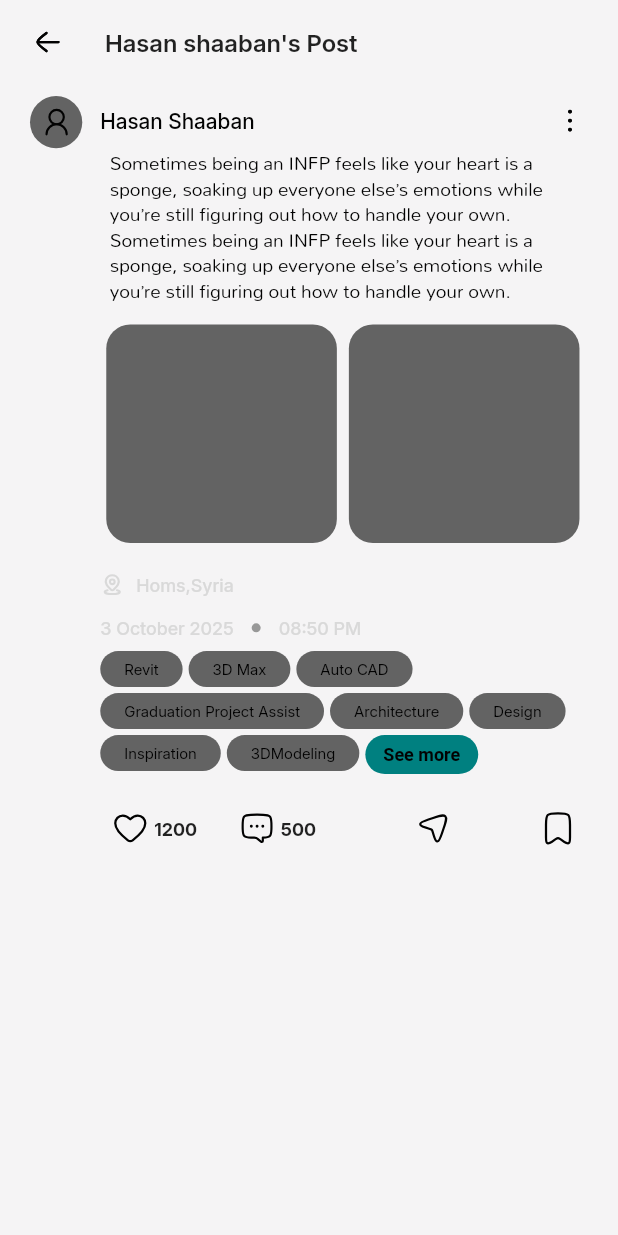
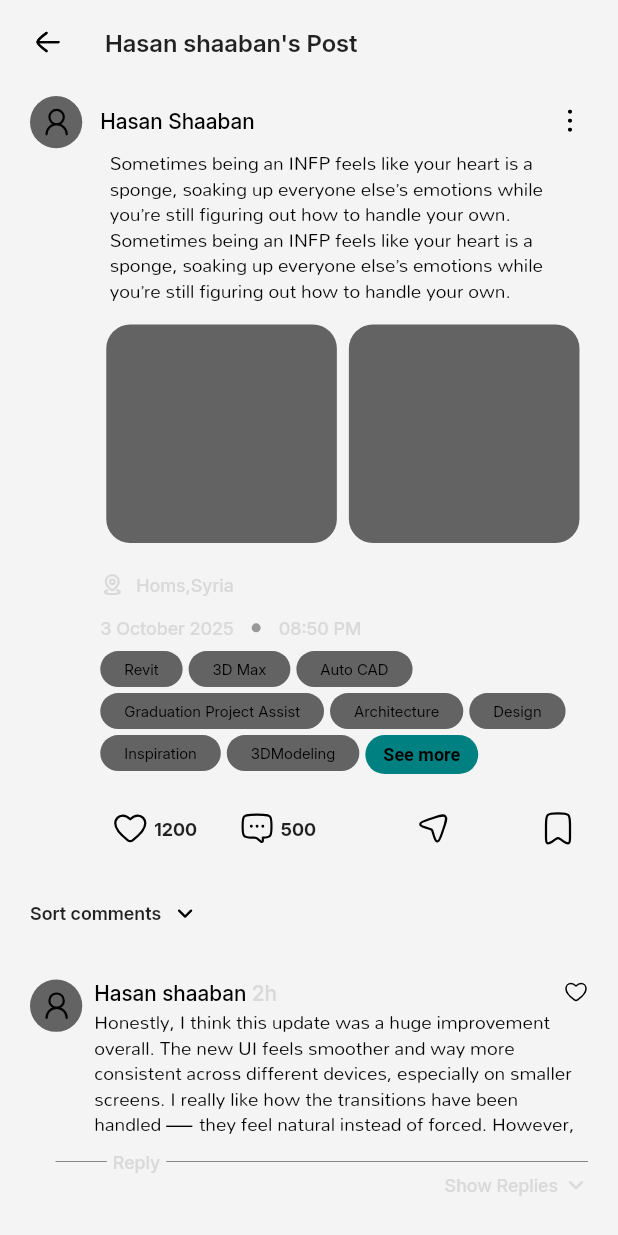
Before and after one commit to hasanShaaban/archilink, a Flutter app: the screen it shows after launch, after a tap on an icon or button, on a phone screen of 412 x 824 dp. Run offline on Flutter 3.47's test engine with Material 3 defaults, Android fonts, the phone set to English and light mode, and no system bars; our stand-ins replace flutter_svg, persistent_bottom_nav_bar.

Commit message:
working on comments

```diff
--- /dev/null
+++ b/lib/core/utils/temp.dart
@@ -0,0 +1,39 @@
+List commentsTree = [
+  {
+    "id": 1,
+    "user": "Hasan Shaaban",
+    "time": "2h",
+    "comment": "This is a comment",
+    "replies": [
+      {
+        "id": 2,
+        "user": "Malek Rustom",
+        "time": "2h",
+        "comment": "reply to Hasan Shaaban",
+        "replies": [
+          {
+            "id": 3,
+            "user": "Hasan Shaaban",
+            "time": "1h",
+            "comment": "reply to Malek Rustom",
+            "replies": [],
+          },
+        ],
+      },
+      {
+        "id": 4,
+        "user": "Yousef Ahmad",
+        "time": "1h",
+        "comment": "This is another comment",
+        "replies": [],
+      },
+    ],
+  },
+  {
+    "id": 5,
+    "user": "Ali khalil",
+    "time": "35m",
+    "comment": "This is a comment",
+    "replies": [],
+  },
+];
--- a/lib/features/post/presentation/view/post_details_view.dart
+++ b/lib/features/post/presentation/view/post_details_view.dart
@@ -1,9 +1,9 @@
-import 'package:archilink/core/utils/app_text_style.dart';
-import 'package:archilink/core/utils/assets.dart';
 import 'package:archilink/core/widgets/post.dart';
+import 'package:archilink/features/post/presentation/view/widget/comment.dart';
+import 'package:archilink/features/post/presentation/view/widget/post_details_app_bar.dart';
+import 'package:archilink/features/post/presentation/view/widget/sort_comments_buttons.dart';
 import 'package:archilink/generated/l10n.dart';
 import 'package:flutter/material.dart';
-import 'package:flutter_svg/svg.dart';
 
 class PostDetailsView extends StatelessWidget {
   const PostDetailsView({super.key});
@@ -24,30 +24,78 @@ class PostDetailsViewBody extends StatelessWidget {
     var lang = S.of(context);
     double width = MediaQuery.of(context).size.width;
     double height = MediaQuery.of(context).size.height;
-    return Column(
-      children: [
-        Padding(
-          padding: const EdgeInsets.only(top: 16, left: 20, right: 20, bottom: 16),
-          child: Row(
-            children: [
-              InkWell(
-                onTap: (){
-                  Navigator.pop(context);
-                },
-                radius: 24,
-                borderRadius: BorderRadius.circular(12),
-                child: SvgPicture.asset(Assets.assetsIconsBack, color: Theme.of(context).colorScheme.onSurface, width: 24,),
-              ),
-              SizedBox(width: 26),
-              Text('Hasan shaaban\'s ${lang.post}', style: AppTextStyle.interSemiBold16,)
-            ],
+    return CustomScrollView(
+      slivers: [
+        SliverToBoxAdapter(child: PostDetailsAppBar(lang: lang)),
+        SliverPadding(
+          padding: const EdgeInsets.symmetric(horizontal: 20),
+          sliver: SliverToBoxAdapter(
+            child: Post(
+              lang: lang,
+              width: width,
+              height: height,
+              withDetails: true,
+            ),
           ),
         ),
-        Padding(
-          padding: const EdgeInsets.symmetric(horizontal: 20),
-          child: Post(lang: lang, width: width, height: height, withDetails: true,),
-        )
+        SliverToBoxAdapter(
+          child: Divider(
+            height: 0,
+            thickness: 1,
+            color: Theme.of(context).colorScheme.secondary,
+          ),
+        ),
+        SliverPersistentHeader(
+          pinned: true,
+          delegate: _StickyHeaderDelegate(
+            height: 56,
+            child: Container(
+              color: Theme.of(context).scaffoldBackgroundColor,
+              child: SortCommentsButton(lang: lang),
+            ),
+          ),
+        ),
+        SliverToBoxAdapter(
+          child: Divider(
+            height: 0,
+            thickness: 1,
+            color: Theme.of(context).colorScheme.secondary,
+          ),
+        ),
+        SliverList(
+          delegate: SliverChildBuilderDelegate((context, index) {
+            return Comment(width: width);
+          }, childCount: 5),
+        ),
       ],
     );
   }
 }
+
+class _StickyHeaderDelegate extends SliverPersistentHeaderDelegate {
+  final Widget child;
+  final double height;
+
+  _StickyHeaderDelegate({
+    required this.child,
+    this.height = 56, // <— choose a value slightly larger than your button
+  });
+
+  @override
+  Widget build(BuildContext context, double shrinkOffset, bool overlapsContent) {
+    return SizedBox(
+      height: height,
+      child: child,
+    );
+  }
+
+  @override
+  double get maxExtent => height;
+
+  @override
+  double get minExtent => height;
+
+  @override
+  bool shouldRebuild(_StickyHeaderDelegate oldDelegate) =>
+      oldDelegate.child != child || oldDelegate.height != height;
+}
--- /dev/null
+++ b/lib/features/post/presentation/view/widget/comment.dart
@@ -0,0 +1,104 @@
+
+import 'package:archilink/core/utils/app_text_style.dart';
+import 'package:archilink/core/utils/assets.dart';
+import 'package:flutter/material.dart';
+import 'package:flutter_svg/svg.dart';
+
+class Comment extends StatelessWidget {
+  const Comment({
+    super.key,
+    required this.width,
+  });
+
+  final double width;
+
+  @override
+  Widget build(BuildContext context) {
+    return Padding(
+      padding: const EdgeInsets.symmetric(horizontal: 20, vertical: 16),
+      child: Column(
+        children: [
+          Row(
+            crossAxisAlignment: CrossAxisAlignment.start,
+            children: [
+              CircleAvatar(
+                radius: width * 34 / 402 / 2,
+                backgroundColor: Theme.of(context).colorScheme.secondary,
+                child: ClipOval(
+                  child: SvgPicture.asset(
+                    //change it to Cached Network Image
+                    Assets.assetsIconsUser, //---------------image
+                    color: Theme.of(context).colorScheme.onSurface,
+                    width: 24,
+                  ),
+                ),
+              ),
+              SizedBox(width: 8),
+              Expanded(
+                child: Column(
+                  crossAxisAlignment: CrossAxisAlignment.start,
+                  children: [
+                    Row(
+                      children: [
+                        Text(
+                          'Hasan shaaban',
+                          style: AppTextStyle.interMedium14.copyWith(
+                            color: Theme.of(context).colorScheme.onSurface,
+                          ),
+
+                        ),
+                        Text(' 2h', style:AppTextStyle.interMedium14.copyWith(color: Theme.of(context).colorScheme.tertiary),),
+                        Spacer(),
+                        SvgPicture.asset(Assets.assetsIconsLike, color: Theme.of(context).colorScheme.onSurface, width: 16,)
+                      ],
+                    ),
+                    SizedBox(height: 4),
+                    Text(
+                      'Honestly, I think this update was a huge improvement overall. The new UI feels smoother and way more consistent across different devices, especially on smaller screens. I really like how the transitions have been handled — they feel natural instead of forced. However,',
+                      style: AppTextStyle.mallannaRegular14.copyWith(
+                        color: Theme.of(context).colorScheme.onSurface,
+                        height: 1.2
+                      ),
+                    )
+                  ],
+                ),
+              ),
+            ],
+          ),
+          SizedBox(height: 8),
+          Row(
+            children: [
+              SizedBox(
+                width: width * 50 / 402,
+                child: Divider(
+                  indent: 17,
+                  height: 0,
+                  thickness: 0.5,
+                  color: Theme.of(context).colorScheme.secondary,
+                ),
+              ),
+              Padding(
+                padding: const EdgeInsets.symmetric(horizontal: 4),
+                child: Text('Reply', style: AppTextStyle.interMedium12.copyWith(color: Theme.of(context).colorScheme.tertiary),),
+              ),
+              Expanded(
+                child: Divider(
+                  height: 0,
+                  thickness: 0.5,
+                  color: Theme.of(context).colorScheme.secondary,
+                ),
+              ),
+            ],
+          ),
+          Row(
+            mainAxisAlignment: MainAxisAlignment.end,
+            children: [
+            Text('Show Replies', style: AppTextStyle.interMedium12.copyWith(color: Theme.of(context).colorScheme.tertiary),),
+            SizedBox(width: 4),
+            SvgPicture.asset(Assets.assetsIconsDownArrow, color: Theme.of(context).colorScheme.tertiary, width: 16,)
+          ])
+        ],
+      ),
+    );
+  }
+}
--- /dev/null
+++ b/lib/features/post/presentation/view/widget/post_details_app_bar.dart
@@ -0,0 +1,47 @@
+import 'package:archilink/core/utils/app_text_style.dart';
+import 'package:archilink/core/utils/assets.dart';
+import 'package:archilink/generated/l10n.dart';
+import 'package:flutter/material.dart';
+import 'package:flutter_svg/svg.dart';
+
+class PostDetailsAppBar extends StatelessWidget {
+  const PostDetailsAppBar({
+    super.key,
+    required this.lang,
+  });
+
+  final S lang;
+
+  @override
+  Widget build(BuildContext context) {
+    return Padding(
+      padding: const EdgeInsets.only(
+        top: 16,
+        left: 20,
+        right: 20,
+        bottom: 16,
+      ),
+      child: Row(
+        children: [
+          InkWell(
+            onTap: () {
+              Navigator.pop(context);
+            },
+            radius: 24,
+            borderRadius: BorderRadius.circular(12),
+            child: SvgPicture.asset(
+              Assets.assetsIconsBack,
+              color: Theme.of(context).colorScheme.onSurface,
+              width: 24,
+            ),
+          ),
+          SizedBox(width: 26),
+          Text(
+            'Hasan shaaban\'s ${lang.post}',
+            style: AppTextStyle.interSemiBold16,
+          ),
+        ],
+      ),
+    );
+  }
+}
--- /dev/null
+++ b/lib/features/post/presentation/view/widget/sort_comments_buttons.dart
@@ -0,0 +1,26 @@
+import 'package:archilink/core/utils/app_text_style.dart';
+import 'package:archilink/core/utils/assets.dart';
+import 'package:archilink/generated/l10n.dart';
+import 'package:flutter/material.dart';
+import 'package:flutter_svg/svg.dart';
+
+class SortCommentsButton extends StatelessWidget {
+  const SortCommentsButton({
+    super.key,
+    required this.lang,
+  });
+
+  final S lang;
+
+  @override
+  Widget build(BuildContext context) {
+    return Padding(
+      padding: const EdgeInsets.symmetric(horizontal: 20, vertical: 16),
+      child: Row(children: [
+        Text(lang.sortComments, style: AppTextStyle.interSemiBold12),
+        SizedBox(width: 8),
+        SvgPicture.asset(Assets.assetsIconsDownArrow, color: Theme.of(context).colorScheme.onSurface, width: 16,)
+      ],),
+    );
+  }
+}
--- a/lib/l10n/intl_ar.arb
+++ b/lib/l10n/intl_ar.arb
@@ -13,6 +13,8 @@
     "featuredMember": "عضو مميز",
     "follow": "متابعة",
     "feed": "الموجز",
-    "post": "منشور"
+    "post": "منشور",
+    "sortComments": "ترتيب التعليقات"
+
 
 }
--- a/lib/l10n/intl_en.arb
+++ b/lib/l10n/intl_en.arb
@@ -13,6 +13,7 @@
     "featuredMember":"Featured Member",
     "follow":"Follow",
     "feed":"Feed",
-    "post":"Post"
+    "post":"Post",
+    "sortComments":"Sort comments"
 
 }
```
Also changed, not shown: lib/generated/intl/messages_ar.dart, lib/generated/intl/messages_en.dart, lib/generated/l10n.dart.
